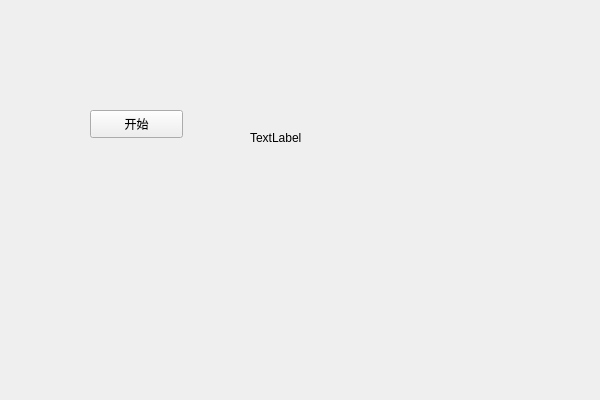
Above: QtProject/MyPublicQtTools/MyPublicQtTools.ui from Astra1iser/MyPublicTools before the change. Below: the same form after it.
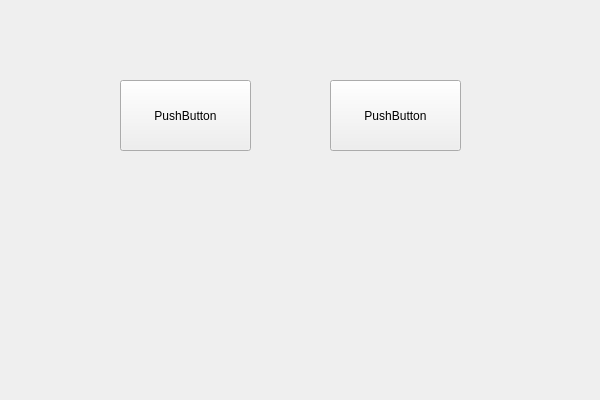
That is the form after the change.

```diff
--- a/QtProject/MyPublicQtTools/MyPublicQtTools.ui
+++ b/QtProject/MyPublicQtTools/MyPublicQtTools.ui
@@ -2,6 +2,9 @@
 <ui version="4.0">
  <class>MyPublicQtToolsClass</class>
  <widget class="QMainWindow" name="MyPublicQtToolsClass">
+  <property name="enabled">
+   <bool>true</bool>
+  </property>
   <property name="geometry">
    <rect>
     <x>0</x>
@@ -17,27 +20,27 @@
    <widget class="QPushButton" name="loopbutton">
     <property name="geometry">
      <rect>
-      <x>90</x>
-      <y>110</y>
-      <width>93</width>
-      <height>28</height>
+      <x>120</x>
+      <y>80</y>
+      <width>131</width>
+      <height>71</height>
      </rect>
     </property>
     <property name="text">
-     <string>开始</string>
+     <string>PushButton</string>
     </property>
    </widget>
-   <widget class="QLabel" name="curtime">
+   <widget class="QPushButton" name="Win_collapse_Button">
     <property name="geometry">
      <rect>
-      <x>250</x>
-      <y>130</y>
-      <width>72</width>
-      <height>15</height>
+      <x>330</x>
+      <y>80</y>
+      <width>131</width>
+      <height>71</height>
      </rect>
     </property>
     <property name="text">
-     <string>TextLabel</string>
+     <string>PushButton</string>
     </property>
    </widget>
   </widget>
```
Left out of the diff: 2 changed lines with no effect on the pictures.
